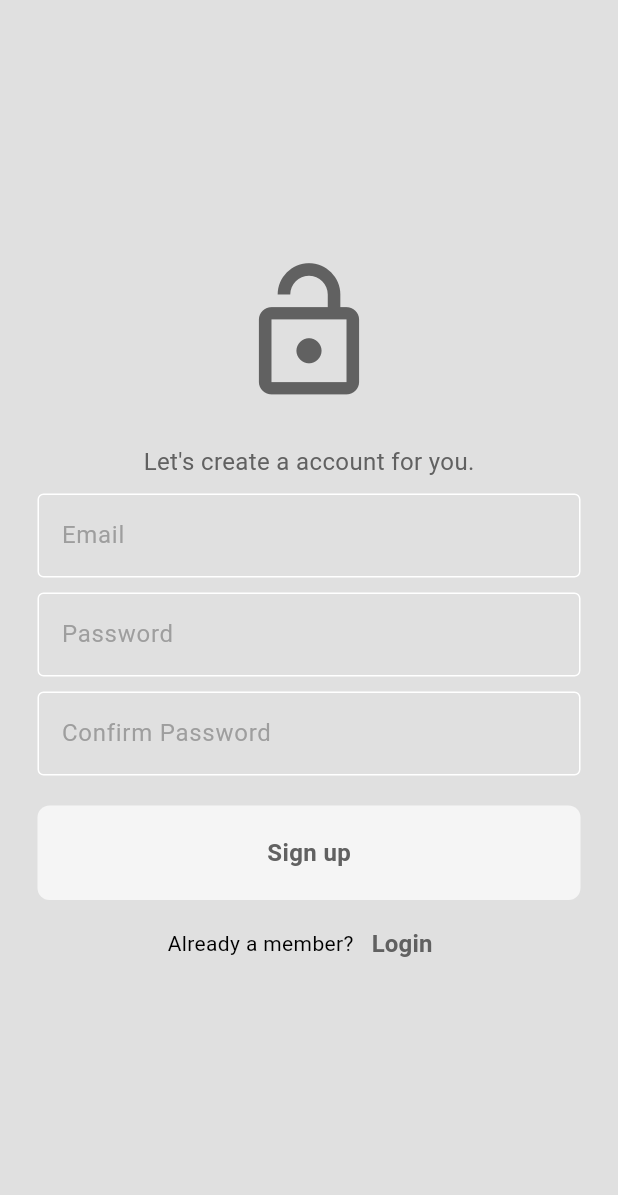
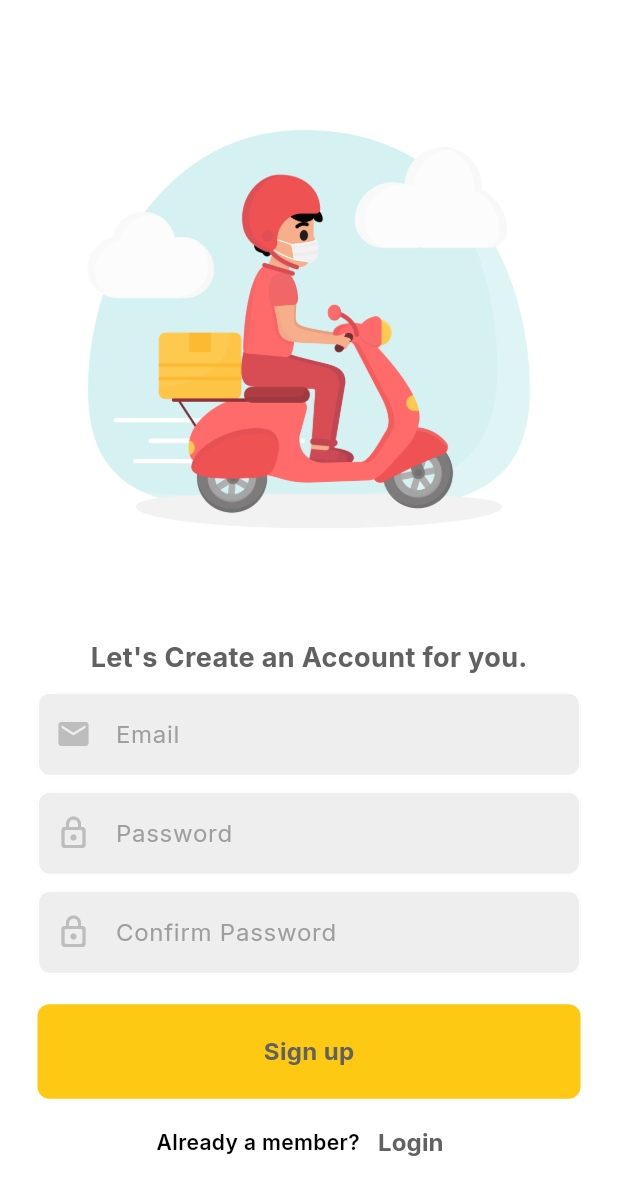
Before and after one commit to dineshxo/food_order_app_flutter_firebase, a Flutter app: the screen it shows after launch, after a tap on "Register", on a phone screen of 412 x 824 dp. Shown: the top 1195 px of the screen. Run offline on Flutter 3.47's test engine with Material 3 defaults, Android fonts, the phone set to English and light mode, and no system bars; our stand-ins replace firebase_auth, firebase_core, flutter_credit_card, google_fonts; accounts and stored records are empty.

Commit message:
login register pages complete.

```diff
--- /dev/null
+++ b/devtools_options.yaml
@@ -0,0 +1,3 @@
+description: This file stores settings for Dart & Flutter DevTools.
+documentation: https://docs.flutter.dev/tools/devtools/extensions#configure-extension-enablement-states
+extensions:
--- /dev/null
+++ b/lib/components/auth_main_top_container.dart
@@ -0,0 +1,36 @@
+import 'package:flutter/material.dart';
+import 'package:food_order/constants/style.dart';
+
+class AuthMainTopContainer extends StatelessWidget {
+  const AuthMainTopContainer({
+    super.key,
+    required this.screenHeight,
+  });
+
+  final double screenHeight;
+
+  @override
+  Widget build(BuildContext context) {
+    return Container(
+      height: screenHeight / 2,
+      decoration: BoxDecoration(
+        borderRadius: const BorderRadius.only(
+            bottomLeft: Radius.circular(30), bottomRight: Radius.circular(30)),
+        color: mainYellow,
+      ),
+      width: double.infinity,
+      child: Stack(children: [
+        Image.asset(
+          'images/foodlineart.png',
+          height: screenHeight / 2,
+        ),
+        Center(
+          child: Image.asset(
+            'images/main.png',
+            height: screenHeight / 2.3,
+          ),
+        ),
+      ]),
+    );
+  }
+}
--- a/lib/components/main_text_filed.dart
+++ b/lib/components/main_text_filed.dart
@@ -4,26 +4,36 @@ class MainTextField extends StatelessWidget {
   final TextEditingController controller;
   final String hintText;
   final bool obscureText;
+  final IconData icon;
 
   const MainTextField(
       {super.key,
       required this.controller,
       required this.hintText,
-      required this.obscureText});
+      required this.obscureText,
+      required this.icon});
 
   @override
   Widget build(BuildContext context) {
     return TextField(
       controller: controller,
       obscureText: obscureText,
+      style: const TextStyle(color: Colors.black),
       decoration: InputDecoration(
+          prefixIcon: Icon(
+            icon,
+            color: Colors.grey.shade400,
+          ),
+          filled: true,
+          fillColor: Colors.grey.shade200,
           enabledBorder: OutlineInputBorder(
+            borderRadius: BorderRadius.circular(8),
             borderSide:
                 BorderSide(color: Theme.of(context).colorScheme.tertiary),
           ),
           focusedBorder: OutlineInputBorder(
-            borderSide:
-                BorderSide(color: Theme.of(context).colorScheme.primary),
+            borderRadius: BorderRadius.circular(8),
+            borderSide: const BorderSide(color: Colors.lime),
           ),
           hintText: hintText,
           hintStyle: TextStyle(color: Theme.of(context).colorScheme.primary)),
--- a/lib/components/silver_appBar.dart
+++ b/lib/components/silver_appBar.dart
@@ -19,12 +19,41 @@ class SilAppBar extends StatelessWidget {
       floating: false,
       pinned: true,
       actions: [
-        IconButton(
-            onPressed: () {
-              Navigator.push(context,
-                  MaterialPageRoute(builder: (context) => const CartPage()));
-            },
-            icon: const Icon(Icons.shopping_cart))
+        Container(
+          margin: const EdgeInsets.only(right: 10),
+          child: Row(
+            children: [
+              Container(
+                decoration: BoxDecoration(
+                    color: Colors.lime.shade400, shape: BoxShape.circle),
+                child: IconButton(
+                    onPressed: () {
+                      Navigator.push(
+                          context,
+                          MaterialPageRoute(
+                              builder: (context) => const CartPage()));
+                    },
+                    icon: const Icon(
+                      Icons.shopping_cart,
+                      color: Colors.black87,
+                    )),
+              ),
+              const SizedBox(
+                width: 5,
+              ),
+              Container(
+                decoration: BoxDecoration(
+                    color: Colors.lime.shade400, shape: BoxShape.circle),
+                child: IconButton(
+                    onPressed: () {},
+                    icon: const Icon(
+                      Icons.notifications,
+                      color: Colors.black87,
+                    )),
+              ),
+            ],
+          ),
+        )
       ],
       backgroundColor: Theme.of(context).colorScheme.surface,
       foregroundColor: Theme.of(context).colorScheme.inversePrimary,
--- /dev/null
+++ b/lib/constants/style.dart
@@ -0,0 +1,6 @@
+import 'package:flutter/material.dart';
+
+Color mainYellow = const Color(0xFFfec913);
+
+TextStyle smBoldTextStyle =
+    const TextStyle(fontSize: 14, fontWeight: FontWeight.w600);
--- a/lib/main.dart
+++ b/lib/main.dart
@@ -1,7 +1,7 @@
 import 'package:firebase_core/firebase_core.dart';
 import 'package:flutter/material.dart';
 import 'package:food_order/services/auth/auth_check.dart';
-import 'package:food_order/services/auth/login_or_register.dart';
+
 import 'package:food_order/firebase_options.dart';
 import 'package:food_order/models/restaurant.dart';
 
--- a/lib/pages/login_page.dart
+++ b/lib/pages/login_page.dart
@@ -1,7 +1,9 @@
 import 'package:flutter/material.dart';
+import 'package:food_order/components/auth_main_top_container.dart';
 import 'package:food_order/components/main_button.dart';
 import 'package:food_order/components/main_text_filed.dart';
-import 'package:food_order/pages/home_page.dart';
+import 'package:food_order/constants/style.dart';
+
 import 'package:food_order/services/auth/auth_service.dart';
 
 class LoginPage extends StatefulWidget {
@@ -33,32 +35,24 @@ class _LoginPageState extends State<LoginPage> {
 
   @override
   Widget build(BuildContext context) {
+    double screenHeight = MediaQuery.of(context).size.height;
+
     return Scaffold(
       backgroundColor: Theme.of(context).colorScheme.surface,
-      body: Padding(
-        padding: const EdgeInsets.all(25.0),
-        child: Center(
+      body: SingleChildScrollView(
         child: Column(
-            mainAxisAlignment: MainAxisAlignment.center,
           children: [
-              Icon(
-                Icons.lock_open_outlined,
-                size: 100,
-                color: Theme.of(context).colorScheme.inversePrimary,
-              ),
-              const SizedBox(
-                height: 25,
-              ),
-              Text(
-                "Food Delivery",
-                style: TextStyle(
-                    fontSize: 16,
-                    color: Theme.of(context).colorScheme.inversePrimary),
-              ),
+            AuthMainTopContainer(screenHeight: screenHeight),
+            Padding(
+              padding: const EdgeInsets.all(16.0),
+              child: Container(
+                child: Column(
+                  children: [
                     const SizedBox(
                       height: 10,
                     ),
                     MainTextField(
+                        icon: Icons.email,
                         controller: emailController,
                         hintText: "Email",
                         obscureText: false),
@@ -66,6 +60,7 @@ class _LoginPageState extends State<LoginPage> {
                       height: 10,
                     ),
                     MainTextField(
+                        icon: Icons.lock_outline_rounded,
                         controller: passwordController,
                         hintText: "Password",
                         obscureText: true),
@@ -76,13 +71,13 @@ class _LoginPageState extends State<LoginPage> {
                       text: "Sign In",
                       onTap: login,
                     ),
-              const SizedBox(
-                height: 5,
-              ),
                     Row(
                       mainAxisAlignment: MainAxisAlignment.center,
                       children: [
-                  const Text("Not a member?"),
+                        Text(
+                          "Not a Member?",
+                          style: smBoldTextStyle,
+                        ),
                         TextButton(
                             onPressed: () {
                               widget.onTap!();
@@ -92,14 +87,71 @@ class _LoginPageState extends State<LoginPage> {
                               style: TextStyle(
                                   fontWeight: FontWeight.bold,
                                   fontSize: 16,
+                                  color: Theme.of(context)
+                                      .colorScheme
+                                      .inversePrimary),
+                            ))
+                      ],
+                    ),
+                    Column(
+                      crossAxisAlignment: CrossAxisAlignment.center,
+                      mainAxisAlignment: MainAxisAlignment.center,
+                      children: [
+                        Text(
+                          'Sign in with',
+                          style: smBoldTextStyle.copyWith(
                               color:
                                   Theme.of(context).colorScheme.inversePrimary),
-                      ))
+                        ),
+                        const SizedBox(
+                          height: 10,
+                        ),
+                        Row(
+                          mainAxisAlignment: MainAxisAlignment.center,
+                          children: [
+                            Container(
+                              padding: const EdgeInsets.symmetric(
+                                  horizontal: 10, vertical: 3),
+                              decoration: BoxDecoration(
+                                  color: Colors.black12,
+                                  borderRadius: BorderRadius.circular(10)),
+                              child: Row(
+                                children: [
+                                  Image.asset(
+                                    'images/apple.png',
+                                    height: 40,
+                                  ),
+                                ],
+                              ),
+                            ),
+                            const SizedBox(
+                              width: 10,
+                            ),
+                            Container(
+                              padding: const EdgeInsets.symmetric(
+                                  horizontal: 16, vertical: 8),
+                              decoration: BoxDecoration(
+                                  color: Colors.black12,
+                                  borderRadius: BorderRadius.circular(10)),
+                              child: Row(
+                                children: [
+                                  Image.asset(
+                                    'images/google.png',
+                                    height: 30,
+                                  ),
+                                ],
+                              ),
+                            ),
+                          ],
+                        ),
                       ],
                     )
                   ],
                 ),
               ),
+            )
+          ],
+        ),
       ),
     );
   }
--- a/lib/pages/register.dart
+++ b/lib/pages/register.dart
@@ -1,6 +1,7 @@
 import 'package:flutter/material.dart';
 import 'package:food_order/components/main_button.dart';
 import 'package:food_order/components/main_text_filed.dart';
+import 'package:food_order/constants/style.dart';
 import 'package:food_order/services/auth/auth_service.dart';
 
 class Register extends StatefulWidget {
@@ -50,24 +51,22 @@ class _RegisterState extends State<Register> {
           child: Column(
             mainAxisAlignment: MainAxisAlignment.center,
             children: [
-              Icon(
-                Icons.lock_open_outlined,
-                size: 100,
-                color: Theme.of(context).colorScheme.inversePrimary,
-              ),
+              Image.asset('images/main.png'),
               const SizedBox(
                 height: 25,
               ),
               Text(
-                "Let's create a account for you.",
+                "Let's Create an Account for you.",
                 style: TextStyle(
-                    fontSize: 16,
+                    fontSize: 18,
+                    fontWeight: FontWeight.bold,
                     color: Theme.of(context).colorScheme.inversePrimary),
               ),
               const SizedBox(
                 height: 10,
               ),
               MainTextField(
+                  icon: Icons.email,
                   controller: emailController,
                   hintText: "Email",
                   obscureText: false),
@@ -75,6 +74,7 @@ class _RegisterState extends State<Register> {
                 height: 10,
               ),
               MainTextField(
+                  icon: Icons.lock_outline_rounded,
                   controller: passwordController,
                   hintText: "Password",
                   obscureText: true),
@@ -82,6 +82,7 @@ class _RegisterState extends State<Register> {
                 height: 10,
               ),
               MainTextField(
+                  icon: Icons.lock_outline_rounded,
                   controller: confirmPasswordController,
                   hintText: "Confirm Password",
                   obscureText: true),
@@ -98,7 +99,10 @@ class _RegisterState extends State<Register> {
               Row(
                 mainAxisAlignment: MainAxisAlignment.center,
                 children: [
-                  const Text("Already a member?"),
+                  Text(
+                    "Already a member?",
+                    style: smBoldTextStyle,
+                  ),
                   TextButton(
                       onPressed: () {
                         widget.onTap!();
--- a/lib/themes/dark_mode.dart
+++ b/lib/themes/dark_mode.dart
@@ -1,10 +1,12 @@
 import 'package:flutter/material.dart';
+import 'package:google_fonts/google_fonts.dart';
 
 ThemeData darkMode = ThemeData(
+    fontFamily: GoogleFonts.inter().fontFamily,
     colorScheme: ColorScheme.dark(
-  surface: const Color.fromARGB(255, 20, 20, 20),
-  primary: const Color.fromARGB(255, 122, 122, 122),
-  secondary: const Color.fromARGB(255, 30, 30, 30),
-  tertiary: const Color.fromARGB(255, 47, 47, 47),
-  inversePrimary: Colors.grey.shade300,
-));
+      surface: Color.fromARGB(255, 39, 39, 39),
+      primary: const Color.fromARGB(255, 122, 122, 122),
+      secondary: Color.fromARGB(255, 0, 0, 0),
+      tertiary: const Color.fromARGB(255, 47, 47, 47),
+      inversePrimary: Colors.grey.shade300,
+    ));
--- a/lib/themes/light_mode.dart
+++ b/lib/themes/light_mode.dart
@@ -1,10 +1,13 @@
 import 'package:flutter/material.dart';
+import 'package:food_order/constants/style.dart';
+import 'package:google_fonts/google_fonts.dart';
 
 ThemeData lightMode = ThemeData(
+    fontFamily: GoogleFonts.inter().fontFamily,
     colorScheme: ColorScheme.light(
-  surface: Colors.grey.shade300,
-  primary: Colors.grey.shade500,
-  secondary: Colors.grey.shade100,
-  tertiary: Colors.white,
-  inversePrimary: Colors.grey.shade700,
-));
+      surface: Colors.white,
+      primary: Colors.grey.shade500,
+      secondary: mainYellow,
+      tertiary: Colors.white,
+      inversePrimary: Colors.grey.shade700,
+    ));
--- a/pubspec.yaml
+++ b/pubspec.yaml
@@ -41,6 +41,7 @@ dependencies:
   firebase_core: ^3.1.0
   firebase_auth: ^5.1.0
   cloud_firestore: ^5.0.1
+  google_fonts: ^6.2.1
 
 dev_dependencies:
   flutter_test:
```
Also changed, not shown: images/apple.png (added), images/foodlineart.png (added), images/google.png (added), images/main.png (added), pubspec.lock, 1 other file. Lines whose indentation alone changed are shown as unchanged.
